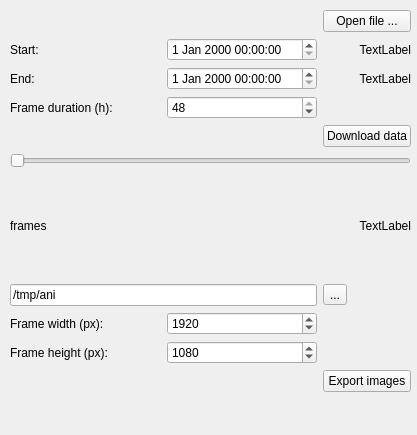
The window that plugin/AnimateOsm/aniosm_dockwidget_base.ui (rodekruis/animateOsm) describes before a commit, drawn with Qt 5.
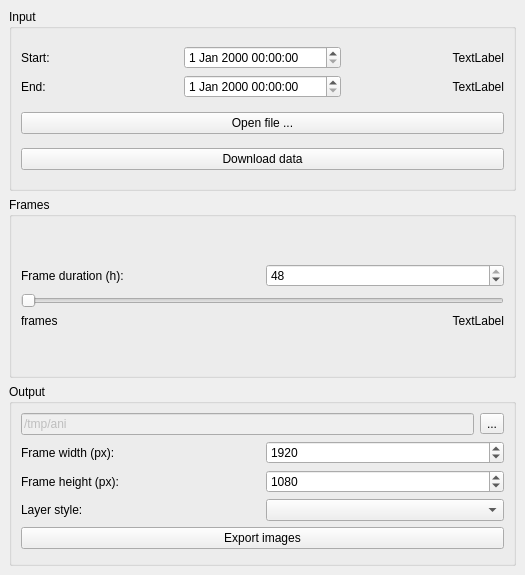
The same window after the commit.

Commit message: dynamic gui with groups

Patch:
```diff
--- a/plugin/AnimateOsm/aniosm_dockwidget_base.ui
+++ b/plugin/AnimateOsm/aniosm_dockwidget_base.ui
@@ -6,113 +6,113 @@
    <rect>
     <x>0</x>
     <y>0</y>
-    <width>417</width>
-    <height>435</height>
+    <width>525</width>
+    <height>575</height>
    </rect>
   </property>
   <property name="windowTitle">
    <string>Animate OSM</string>
   </property>
   <widget class="QWidget" name="dockWidgetContents">
-   <widget class="QWidget" name="layoutWidget">
-    <property name="geometry">
-     <rect>
-      <x>10</x>
-      <y>10</y>
-      <width>401</width>
-      <height>382</height>
-     </rect>
-    </property>
+   <layout class="QGridLayout" name="gridLayout_2">
+    <item row="0" column="1">
     <layout class="QGridLayout" name="gridLayout">
-     <item row="5" column="0" colspan="3">
-      <widget class="QSlider" name="horizontalSlider_frames">
-       <property name="orientation">
-        <enum>Qt::Horizontal</enum>
-       </property>
-      </widget>
-     </item>
-     <item row="2" column="1">
-      <widget class="QDateTimeEdit" name="dateTimeEdit_end"/>
-     </item>
-     <item row="4" column="2">
-      <widget class="QPushButton" name="pushButton_download">
-       <property name="text">
-        <string>Download data</string>
-       </property>
-      </widget>
-     </item>
-     <item row="0" column="2">
-      <widget class="QPushButton" name="pushButton_open_file">
-       <property name="text">
-        <string>Open file ...</string>
-       </property>
-      </widget>
-     </item>
-     <item row="1" column="1">
-      <widget class="QDateTimeEdit" name="dateTimeEdit_start"/>
-     </item>
-     <item row="3" column="0">
-      <widget class="QLabel" name="label_duration">
-       <property name="text">
-        <string>Frame duration (h):</string>
-       </property>
-      </widget>
-     </item>
-     <item row="2" column="2">
-      <widget class="QLabel" name="label_animation_end">
-       <property name="text">
-        <string>TextLabel</string>
-       </property>
-       <property name="alignment">
-        <set>Qt::AlignRight|Qt::AlignTrailing|Qt::AlignVCenter</set>
-       </property>
-      </widget>
-     </item>
-     <item row="1" column="2">
-      <widget class="QLabel" name="label_animation_start">
-       <property name="text">
-        <string>TextLabel</string>
-       </property>
-       <property name="alignment">
-        <set>Qt::AlignRight|Qt::AlignTrailing|Qt::AlignVCenter</set>
-       </property>
-      </widget>
-     </item>
-     <item row="10" column="2">
-      <widget class="QPushButton" name="pushButton_export">
-       <property name="text">
-        <string>Export images</string>
-       </property>
-      </widget>
-     </item>
-     <item row="3" column="1">
-      <widget class="QSpinBox" name="spinBox_duration">
-       <property name="minimum">
-        <number>1</number>
-       </property>
-       <property name="maximum">
-        <number>48</number>
-       </property>
-       <property name="value">
-        <number>48</number>
-       </property>
-      </widget>
-     </item>
-     <item row="1" column="0">
+      <item row="0" column="0" colspan="3">
+       <widget class="QGroupBox" name="groupBox_input">
+        <property name="title">
+         <string>Input</string>
+        </property>
+        <layout class="QGridLayout" name="gridLayout_4">
+         <item row="0" column="0">
+          <layout class="QGridLayout" name="gridLayout_3">
+           <item row="0" column="0">
       <widget class="QLabel" name="label_start">
        <property name="text">
         <string>Start:</string>
        </property>
       </widget>
      </item>
-     <item row="2" column="0">
+           <item row="0" column="1">
+            <widget class="QDateTimeEdit" name="dateTimeEdit_start"/>
+           </item>
+           <item row="0" column="2">
+            <widget class="QLabel" name="label_animation_start">
+             <property name="text">
+              <string>TextLabel</string>
+             </property>
+             <property name="alignment">
+              <set>Qt::AlignRight|Qt::AlignTrailing|Qt::AlignVCenter</set>
+             </property>
+            </widget>
+           </item>
+           <item row="1" column="0">
       <widget class="QLabel" name="label_end">
        <property name="text">
         <string>End:</string>
        </property>
       </widget>
      </item>
-     <item row="6" column="0">
+           <item row="1" column="1">
+            <widget class="QDateTimeEdit" name="dateTimeEdit_end">
+             <property name="sizePolicy">
+              <sizepolicy hsizetype="Minimum" vsizetype="Maximum">
+               <horstretch>0</horstretch>
+               <verstretch>0</verstretch>
+              </sizepolicy>
+             </property>
+            </widget>
+           </item>
+           <item row="1" column="2">
+            <widget class="QLabel" name="label_animation_end">
+             <property name="sizePolicy">
+              <sizepolicy hsizetype="Preferred" vsizetype="Preferred">
+               <horstretch>0</horstretch>
+               <verstretch>0</verstretch>
+              </sizepolicy>
+             </property>
+             <property name="text">
+              <string>TextLabel</string>
+             </property>
+             <property name="alignment">
+              <set>Qt::AlignRight|Qt::AlignTrailing|Qt::AlignVCenter</set>
+             </property>
+            </widget>
+           </item>
+          </layout>
+         </item>
+         <item row="1" column="0">
+          <widget class="QPushButton" name="pushButton_open_file">
+           <property name="text">
+            <string>Open file ...</string>
+           </property>
+          </widget>
+         </item>
+         <item row="2" column="0">
+          <widget class="QPushButton" name="pushButton_download">
+           <property name="text">
+            <string>Download data</string>
+           </property>
+          </widget>
+         </item>
+        </layout>
+       </widget>
+      </item>
+      <item row="2" column="0" colspan="3">
+       <widget class="QGroupBox" name="groupBox_frames">
+        <property name="title">
+         <string>Frames</string>
+        </property>
+        <layout class="QGridLayout" name="gridLayout_6">
+         <item row="0" column="0">
+          <layout class="QGridLayout" name="gridLayout_5">
+           <item row="1" column="0" colspan="2">
+            <widget class="QSlider" name="horizontalSlider_frames">
+             <property name="orientation">
+              <enum>Qt::Horizontal</enum>
+             </property>
+            </widget>
+           </item>
+           <item row="2" column="0">
       <widget class="QLabel" name="label_frames">
        <property name="text">
         <string>frames</string>
@@ -122,15 +122,14 @@
        </property>
       </widget>
      </item>
-     <item row="7" column="2">
-      <widget class="QToolButton" name="toolButton_choose_output_dir">
-       <property name="text">
-        <string>...</string>
-       </property>
-      </widget>
-     </item>
-     <item row="6" column="1" colspan="2">
+           <item row="2" column="1">
       <widget class="QLabel" name="label_actual_frame">
+             <property name="sizePolicy">
+              <sizepolicy hsizetype="Preferred" vsizetype="Fixed">
+               <horstretch>0</horstretch>
+               <verstretch>0</verstretch>
+              </sizepolicy>
+             </property>
        <property name="text">
         <string>TextLabel</string>
        </property>
@@ -139,29 +138,66 @@
        </property>
       </widget>
      </item>
-     <item row="7" column="0" colspan="2">
-      <widget class="QLineEdit" name="lineEdit_output_dir">
+           <item row="0" column="0">
+            <widget class="QLabel" name="label_duration">
        <property name="text">
-        <string>/tmp/ani</string>
+              <string>Frame duration (h):</string>
        </property>
       </widget>
      </item>
-     <item row="8" column="0">
-      <widget class="QLabel" name="label_frame_width">
+           <item row="0" column="1">
+            <widget class="QSpinBox" name="spinBox_duration">
+             <property name="minimum">
+              <number>1</number>
+             </property>
+             <property name="maximum">
+              <number>48</number>
+             </property>
+             <property name="value">
+              <number>48</number>
+             </property>
+            </widget>
+           </item>
+          </layout>
+         </item>
+        </layout>
+       </widget>
+      </item>
+      <item row="4" column="0" colspan="3">
+       <widget class="QGroupBox" name="groupBox_output">
+        <property name="title">
+         <string>Output</string>
+        </property>
+        <layout class="QGridLayout" name="gridLayout_8">
+         <item row="3" column="0">
+          <widget class="QLabel" name="label_style">
        <property name="text">
-        <string>Frame width (px):</string>
+            <string>Layer style:</string>
        </property>
       </widget>
      </item>
-     <item row="9" column="0">
+         <item row="2" column="0">
       <widget class="QLabel" name="label_frame_height">
        <property name="text">
         <string>Frame height (px):</string>
        </property>
       </widget>
      </item>
-     <item row="8" column="1">
+         <item row="1" column="0">
+          <widget class="QLabel" name="label_frame_width">
+           <property name="text">
+            <string>Frame width (px):</string>
+           </property>
+          </widget>
+         </item>
+         <item row="1" column="1">
       <widget class="QSpinBox" name="spinBox_frame_width">
+           <property name="sizePolicy">
+            <sizepolicy hsizetype="Minimum" vsizetype="Fixed">
+             <horstretch>0</horstretch>
+             <verstretch>0</verstretch>
+            </sizepolicy>
+           </property>
        <property name="minimum">
         <number>1</number>
        </property>
@@ -173,7 +209,7 @@
        </property>
       </widget>
      </item>
-     <item row="9" column="1">
+         <item row="2" column="1">
       <widget class="QSpinBox" name="spinBox_frame_height">
        <property name="minimum">
         <number>1</number>
@@ -186,10 +222,76 @@
        </property>
       </widget>
      </item>
-    </layout>
-   </widget>
-  </widget>
- </widget>
+         <item row="3" column="1">
+          <widget class="QComboBox" name="comboBox_style">
+           <property name="sizePolicy">
+            <sizepolicy hsizetype="Preferred" vsizetype="Fixed">
+             <horstretch>0</horstretch>
+             <verstretch>0</verstretch>
+            </sizepolicy>
+           </property>
+          </widget>
+         </item>
+         <item row="0" column="0" colspan="2">
+          <layout class="QGridLayout" name="gridLayout_7">
+           <item row="0" column="0">
+            <layout class="QHBoxLayout" name="horizontalLayout">
+             <item>
+              <widget class="QLineEdit" name="lineEdit_output_dir">
+               <property name="enabled">
+                <bool>false</bool>
+               </property>
+               <property name="sizePolicy">
+                <sizepolicy hsizetype="Preferred" vsizetype="Fixed">
+                 <horstretch>0</horstretch>
+                 <verstretch>0</verstretch>
+                </sizepolicy>
+               </property>
+               <property name="text">
+                <string>/tmp/ani</string>
+               </property>
+              </widget>
+             </item>
+             <item>
+              <widget class="QToolButton" name="toolButton_choose_output_dir">
+               <property name="text">
+                <string>...</string>
+               </property>
+              </widget>
+             </item>
+            </layout>
+           </item>
+          </layout>
+         </item>
+         <item row="4" column="0" colspan="2">
+          <widget class="QPushButton" name="pushButton_export">
+           <property name="text">
+            <string>Export images</string>
+           </property>
+          </widget>
+         </item>
+        </layout>
+       </widget>
+      </item>
+     </layout>
+    </item>
+   </layout>
+  </widget>
+ </widget>
+ <tabstops>
+  <tabstop>dateTimeEdit_start</tabstop>
+  <tabstop>dateTimeEdit_end</tabstop>
+  <tabstop>pushButton_open_file</tabstop>
+  <tabstop>pushButton_download</tabstop>
+  <tabstop>spinBox_duration</tabstop>
+  <tabstop>horizontalSlider_frames</tabstop>
+  <tabstop>lineEdit_output_dir</tabstop>
+  <tabstop>toolButton_choose_output_dir</tabstop>
+  <tabstop>spinBox_frame_width</tabstop>
+  <tabstop>spinBox_frame_height</tabstop>
+  <tabstop>comboBox_style</tabstop>
+  <tabstop>pushButton_export</tabstop>
+ </tabstops>
  <resources/>
  <connections/>
 </ui>
```
Lines whose indentation alone changed are shown as unchanged. The commit also changes 1 other file.
